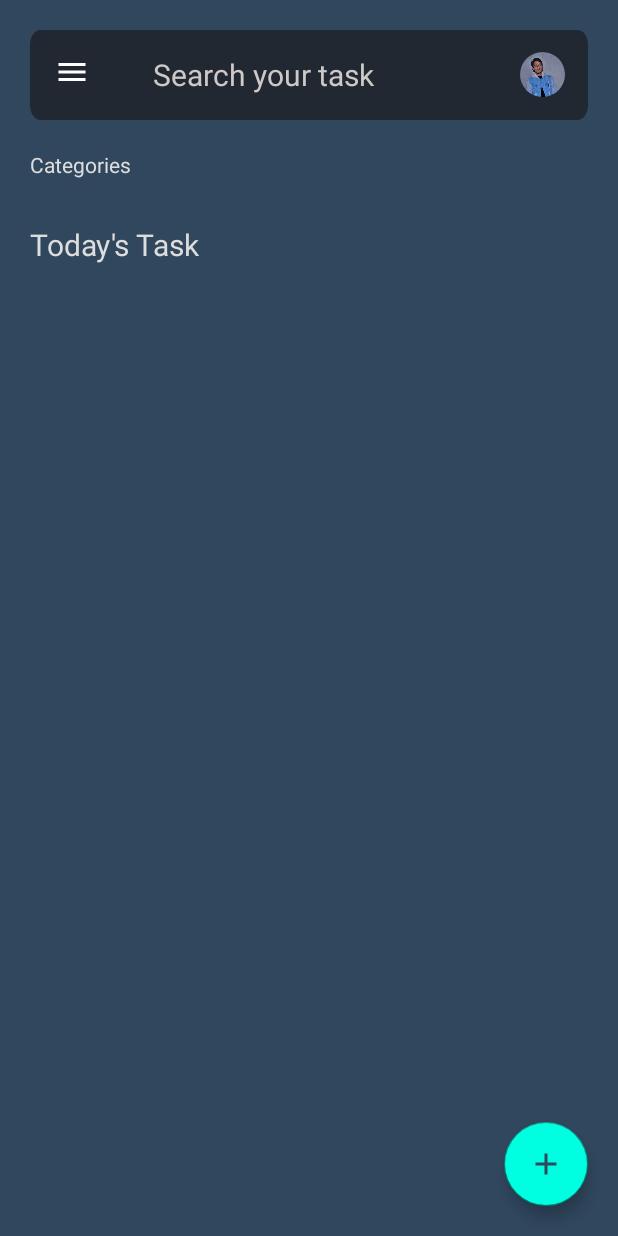
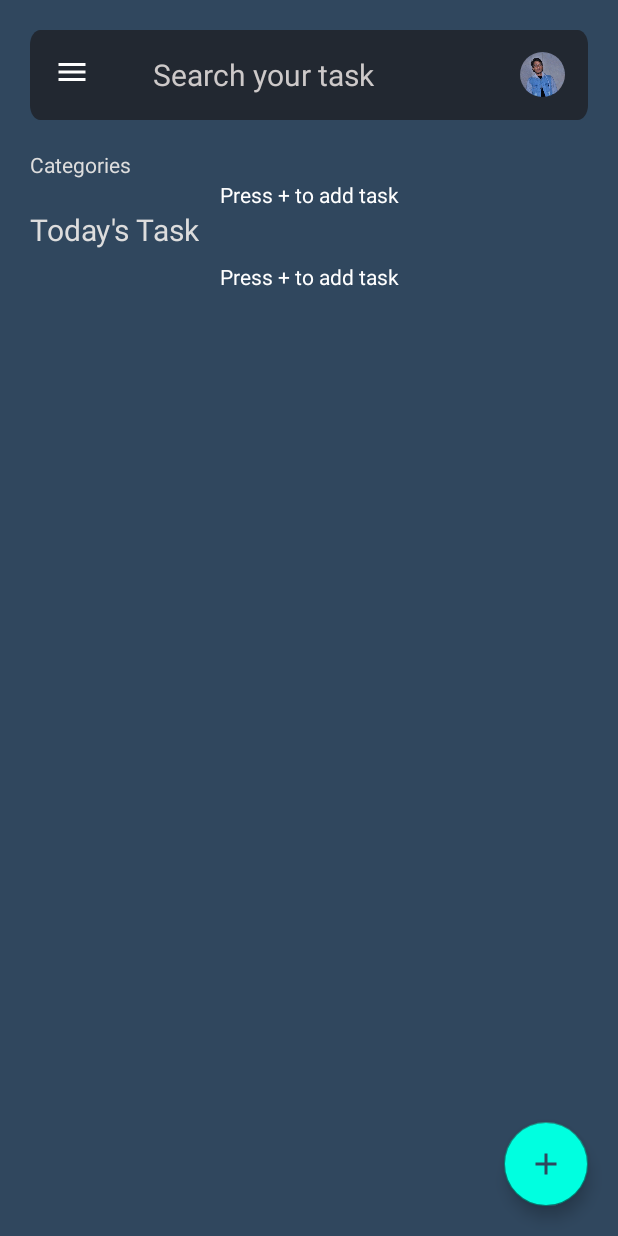
Before and after one commit to nishantsharma1115/TaskManager, an Android app: the MainActivity screen opened directly, with no data from a screen before it, on a phone screen of 412 x 824 dp. Run offline under Robolectric (Android 15) with nearby library versions, the phone set to English and light mode, and no system bars; our stand-ins replace CircleImageView, Dagger/Hilt's generated code, data binding; libraries missing offline, so code that uses them is left out: androidx.hilt.lifecycle, nl.psdcompany.duonavigationdrawer; plain views replace DuoDrawerLayout, DuoMenuView; 3 statements that could not run were skipped.

Commit message:
Implement No task UI

```diff
--- a/app/src/main/java/com/nishant/mytasks/MainActivity.kt
+++ b/app/src/main/java/com/nishant/mytasks/MainActivity.kt
@@ -3,6 +3,7 @@ package com.nishant.mytasks
 import android.content.Intent
 import android.os.Bundle
 import android.util.Log
+import android.view.View
 import androidx.activity.viewModels
 import androidx.appcompat.app.AppCompatActivity
 import androidx.databinding.DataBindingUtil
@@ -49,6 +50,8 @@ class MainActivity : AppCompatActivity() {
                     Log.d("List result", "Loading")
                 }
                 is Resource.Success -> {
+                    binding.homePage.rvCategories.visibility = View.VISIBLE
+                    binding.homePage.noTaskTextForCategory.visibility = View.GONE
                     Log.d("List result", response.data.toString())
                     if (response.data != null) {
                         val list = response.data
@@ -64,7 +67,8 @@ class MainActivity : AppCompatActivity() {
                     }
                 }
                 is Resource.Error -> {
-                    Log.d("List result", "Empty")
+                    binding.homePage.rvCategories.visibility = View.GONE
+                    binding.homePage.noTaskTextForCategory.visibility = View.VISIBLE
                 }
             }
         })
--- a/app/src/main/res/layout/layout_home_page.xml
+++ b/app/src/main/res/layout/layout_home_page.xml
@@ -72,8 +72,22 @@
             android:layout_height="wrap_content"
             android:layout_marginTop="10dp"
             android:orientation="horizontal"
+            android:visibility="gone"
             app:layout_constraintEnd_toEndOf="parent"
             app:layout_constraintStart_toStartOf="@id/txtCategories"
+            app:layout_constraintTop_toBottomOf="@id/txtCategories" />
+
+        <TextView
+            android:id="@+id/noTaskTextForCategory"
+            android:layout_width="wrap_content"
+            android:layout_height="wrap_content"
+            android:layout_marginTop="8dp"
+            android:layout_marginBottom="8dp"
+            android:text="Press + to add task"
+            android:textColor="@color/white"
+            app:layout_constraintBottom_toTopOf="@id/txtTodayTask"
+            app:layout_constraintEnd_toEndOf="parent"
+            app:layout_constraintStart_toStartOf="parent"
             app:layout_constraintTop_toBottomOf="@id/txtCategories" />
 
         <TextView
@@ -84,7 +98,7 @@
             android:text="Today's Task"
             android:textColor="@color/textColor"
             android:textSize="20sp"
-            app:layout_constraintStart_toStartOf="@id/rvCategories"
+            app:layout_constraintStart_toStartOf="@id/toolbar"
             app:layout_constraintTop_toBottomOf="@id/rvCategories" />
 
         <androidx.recyclerview.widget.RecyclerView
@@ -94,6 +108,19 @@
             android:layout_marginStart="15dp"
             android:layout_marginTop="20dp"
             android:layout_marginEnd="15dp"
+            android:visibility="gone"
+            app:layout_constraintEnd_toEndOf="parent"
+            app:layout_constraintStart_toStartOf="parent"
+            app:layout_constraintTop_toBottomOf="@id/txtTodayTask" />
+
+        <TextView
+            android:id="@+id/noTaskTextForTodayTask"
+            android:layout_width="wrap_content"
+            android:layout_height="wrap_content"
+            android:layout_marginTop="8dp"
+            android:layout_marginBottom="8dp"
+            android:text="Press + to add task"
+            android:textColor="@color/white"
             app:layout_constraintEnd_toEndOf="parent"
             app:layout_constraintStart_toStartOf="parent"
             app:layout_constraintTop_toBottomOf="@id/txtTodayTask" />
```
